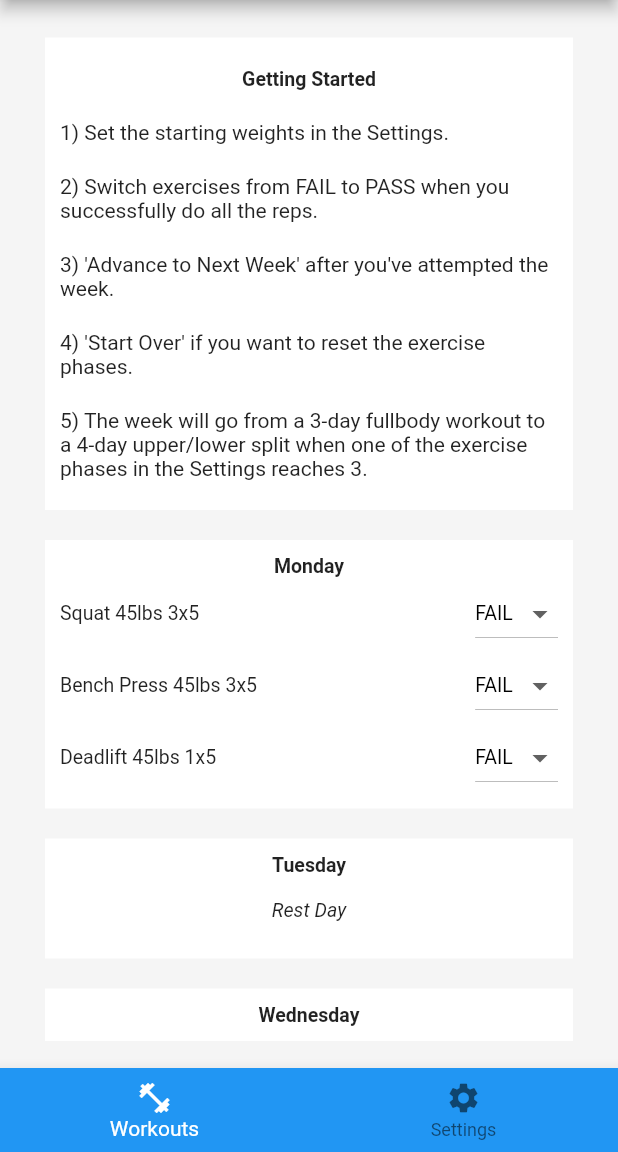
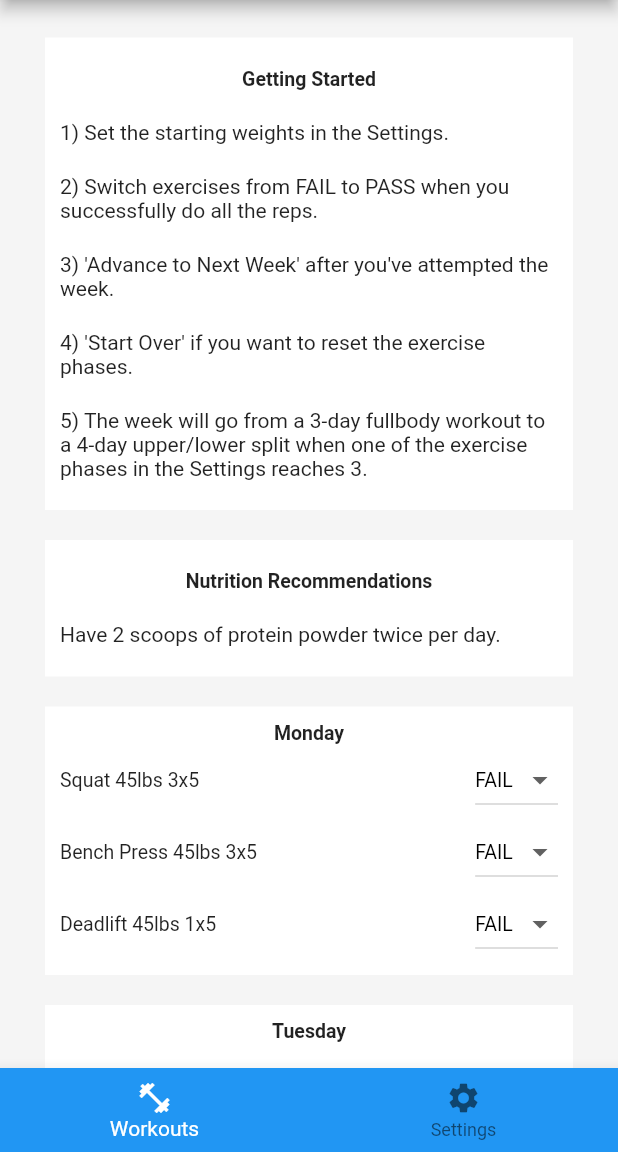
Before and after one commit to sbohdanow655/paretopowerlifting, a Flutter app: the screen it shows after launch, on a phone screen of 412 x 824 dp, the part 84-1236 px from its top. Run offline on Flutter 3.47's test engine with Material 2 defaults, Android fonts, the phone set to English and light mode, and no system bars; our stand-ins replace sqflite; accounts and stored records are empty.

Commit message:
- added nutrition recommendations

```diff
--- a/lib/assets/constants.dart
+++ b/lib/assets/constants.dart
@@ -189,6 +189,11 @@ class Constants {
   static const String WORKOUTS_HEADER_FIVE =
       "5) The week will go from a 3-day fullbody workout to a 4-day upper/lower split when one of the exercise phases in the Settings reaches 3.";
 
+  static const String WORKOUTS_HEADER_TITLE_NUTRITION =
+      "Nutrition Recommendations";
+  static const String NUTRITION_RECOMMOMENDATIONS =
+      "Have 2 scoops of protein powder twice per day.";
+
   static const String SETTINGS_HEADER_TITLE = "Getting Started";
   static const String SETTINGS_HEADER_PLATES = "Plates";
   static const String SETTINGS_HEADER_EXERCISEPHASES = "Exercise Phases";
--- a/lib/tabs/tabWorkout.dart
+++ b/lib/tabs/tabWorkout.dart
@@ -29,7 +29,7 @@ class _WorkoutTabState extends State<WorkoutTab> {
 
   @override
   Widget build(BuildContext context) {
-    List<Widget> workoutDayList = [];
+    List<Widget> workoutTabList = [];
 
     Container header = Container(
         alignment: Alignment.center,
@@ -67,15 +67,41 @@ class _WorkoutTabState extends State<WorkoutTab> {
               child: Text(Constants.WORKOUTS_HEADER_FIVE)),
         ]));
 
-    workoutDayList.add(header);
+    workoutTabList.add(header);
+
+    Container nutritionRecommendations = Container(
+        alignment: Alignment.center,
+        margin: EdgeInsets.symmetric(horizontal: 10, vertical: 10),
+        padding: EdgeInsets.symmetric(horizontal: 10, vertical: 10),
+        color: Colors.white,
+        child: Column(crossAxisAlignment: CrossAxisAlignment.start, children: [
+          Row(
+            mainAxisAlignment: MainAxisAlignment.center,
+            children: [
+              Padding(
+                  padding: EdgeInsets.symmetric(vertical: 10),
+                  child: Text(
+                    Constants.WORKOUTS_HEADER_TITLE_NUTRITION,
+                    style: TextStyle(
+                        fontWeight: FontWeight.bold,
+                        fontSize: Constants.FONTSIZE_TAB_WORKOUTS),
+                  ))
+            ],
+          ),
+          Padding(
+              padding: EdgeInsets.symmetric(vertical: 10),
+              child: Text(Constants.NUTRITION_RECOMMOMENDATIONS)),
+        ]));
+
+    workoutTabList.add(nutritionRecommendations);
 
     Weekday.values.forEach((weekday) {
       WorkoutDay workoutDay =
           new WorkoutDay(_weeklyExercisePrescription, weekday);
-      workoutDayList.add(workoutDay);
+      workoutTabList.add(workoutDay);
     });
 
-    workoutDayList
+    workoutTabList
         .add(Row(mainAxisAlignment: MainAxisAlignment.center, children: [
       Column(mainAxisAlignment: MainAxisAlignment.center, children: [
         RaisedButton(
@@ -113,6 +139,6 @@ class _WorkoutTabState extends State<WorkoutTab> {
             child: Column(
                 key: UniqueKey(),
                 crossAxisAlignment: CrossAxisAlignment.start,
-                children: workoutDayList)));
+                children: workoutTabList)));
   }
 }
--- a/pubspec.yaml
+++ b/pubspec.yaml
@@ -15,7 +15,7 @@ publish_to: 'none' # Remove this line if you wish to publish to pub.dev
 # In iOS, build-name is used as CFBundleShortVersionString while build-number used as CFBundleVersion.
 # Read more about iOS versioning at
 # https://developer.apple.com/library/archive/documentation/General/Reference/InfoPlistKeyReference/Articles/CoreFoundationKeys.html
-version: 1.0.17+18
+version: 1.0.18+19
 
 environment:
   sdk: ">=2.7.0 <3.0.0"
```
